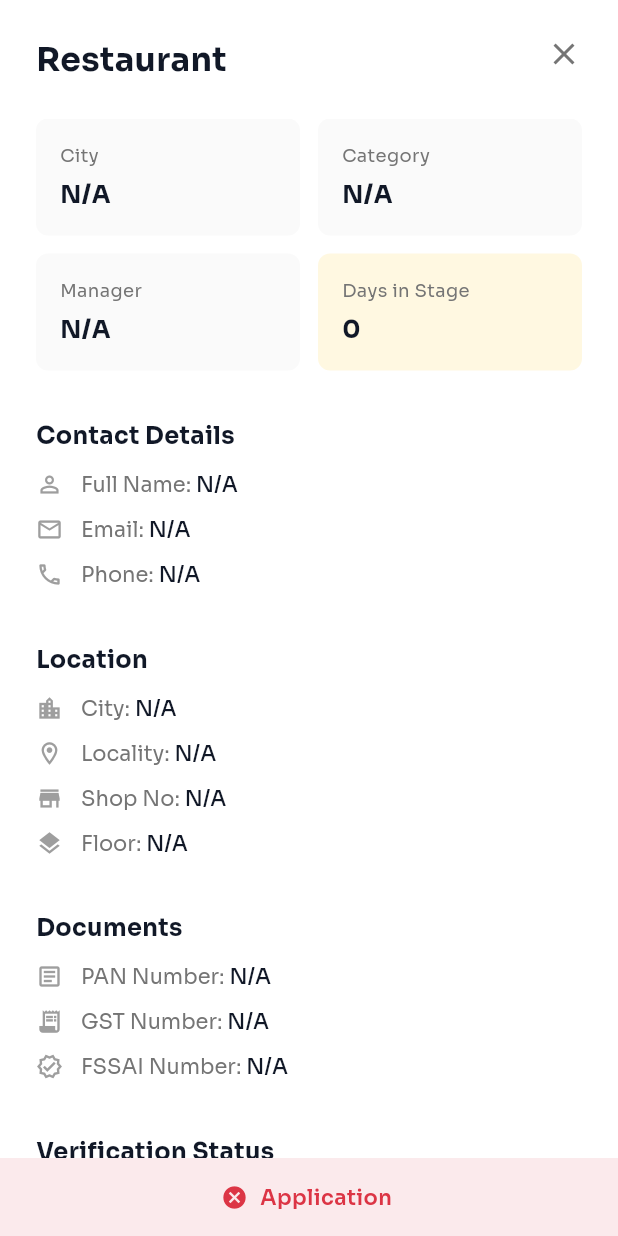
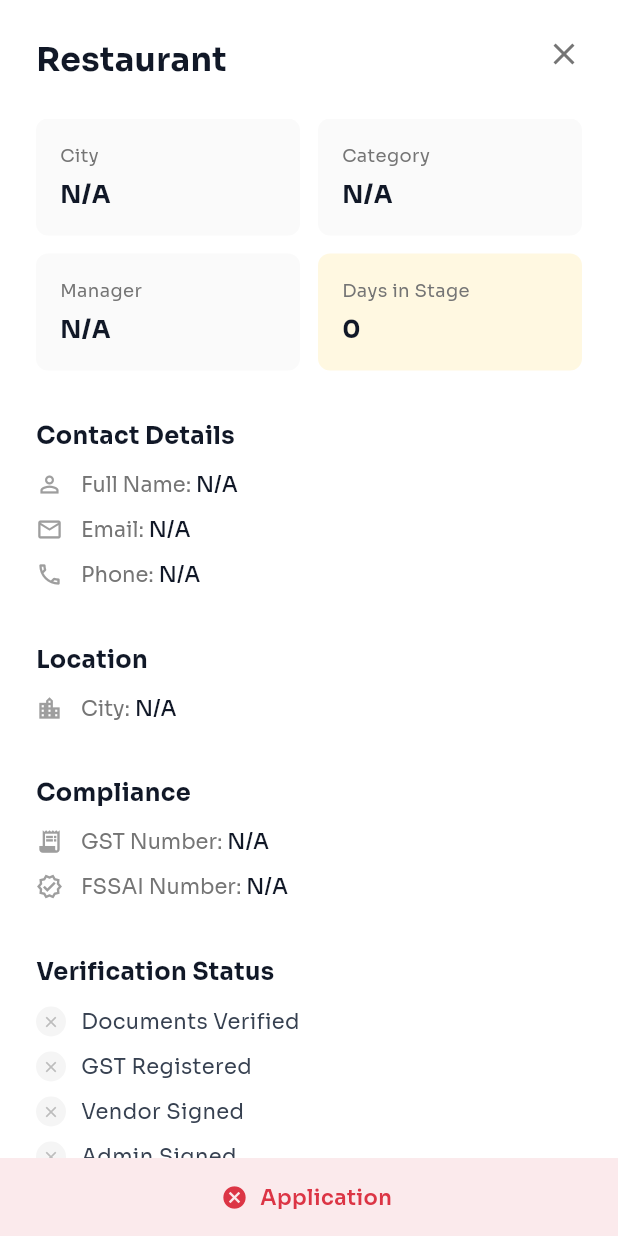
Before and after one commit to Nesat-Nayem/airmenu-parther-app, a Flutter app: the KycDetailModal widget shown alone on an empty page, opened directly with empty values, on a phone screen of 412 x 824 dp. Run offline on Flutter 3.47's test engine with Material 3 defaults, Android fonts, the phone set to English and light mode, and no system bars; our stand-ins replace bloc, cached_network_image, dartz, either_dart, equatable, fl_chart and 17 more; missing offline and left inert: dart:html, dart:js_interop, dart:ui_web; accounts and stored records are empty; network calls fail; statements that could not run were skipped.

Commit message:
onbording up

```diff
--- a/lib/features/onboarding_pipeline/data/models/kyc_submission.dart
+++ b/lib/features/onboarding_pipeline/data/models/kyc_submission.dart
@@ -19,6 +19,15 @@ class KycSubmission extends Equatable {
   final String floor;
   final String landmark;
 
+  // Address (new fields)
+  final String addressLine1;
+  final String addressLine2;
+  final String state;
+  final String pinCode;
+
+  // Owner Details
+  final String? aadhaarNumber;
+
   // Package Details
   final String packageName;
   final String packageDisplayPrice;
@@ -33,7 +42,18 @@ class KycSubmission extends Equatable {
 
   // Verification Status
   final String gstRegistered; // 'yes' or 'no'
+  final bool gstNotApplicable;
   final bool documentsVerified;
+
+  // Bank Details
+  final String? accountHolderName;
+  final String? bankAccountNumber;
+  final String? ifscCode;
+  final String? bankName;
+
+  // Promo/Referral
+  final String? referralCode;
+  final String? couponCode;
 
   // Digital Signature
   final String? signatureUrl;
@@ -66,6 +86,11 @@ class KycSubmission extends Equatable {
     this.shopNo = '',
     this.floor = '',
     this.landmark = '',
+    this.addressLine1 = '',
+    this.addressLine2 = '',
+    this.state = '',
+    this.pinCode = '',
+    this.aadhaarNumber,
     this.packageName = '',
     this.packageDisplayPrice = '',
     this.gstNumber,
@@ -75,7 +100,14 @@ class KycSubmission extends Equatable {
     this.fssaiNumber,
     this.fssaiExpiry,
     this.gstRegistered = 'no',
+    this.gstNotApplicable = false,
     this.documentsVerified = false,
+    this.accountHolderName,
+    this.bankAccountNumber,
+    this.ifscCode,
+    this.bankName,
+    this.referralCode,
+    this.couponCode,
     this.signatureUrl,
     this.agreementId,
     this.agreementStatus,
@@ -138,6 +170,11 @@ class KycSubmission extends Equatable {
       shopNo: json['shopNo']?.toString() ?? '',
       floor: json['floor']?.toString() ?? '',
       landmark: json['landmark']?.toString() ?? '',
+      addressLine1: json['addressLine1']?.toString() ?? '',
+      addressLine2: json['addressLine2']?.toString() ?? '',
+      state: json['state']?.toString() ?? '',
+      pinCode: json['pinCode']?.toString() ?? '',
+      aadhaarNumber: json['aadhaarNumber']?.toString(),
 
       // Package
       packageName: packageObj['name']?.toString() ?? '',
@@ -153,7 +190,18 @@ class KycSubmission extends Equatable {
 
       // Verification
       gstRegistered: json['gstRegistered']?.toString() ?? 'no',
+      gstNotApplicable: json['gstNotApplicable'] == true,
       documentsVerified: json['documentsVerified'] == true,
+
+      // Bank Details
+      accountHolderName: json['accountHolderName']?.toString(),
+      bankAccountNumber: json['bankAccountNumber']?.toString(),
+      ifscCode: json['ifscCode']?.toString(),
+      bankName: json['bankName']?.toString(),
+
+      // Promo/Referral
+      referralCode: json['referralCode']?.toString(),
+      couponCode: json['couponCode']?.toString(),
 
       // Digital Signature
       signatureUrl:
@@ -217,6 +265,11 @@ class KycSubmission extends Equatable {
     shopNo,
     floor,
     landmark,
+    addressLine1,
+    addressLine2,
+    state,
+    pinCode,
+    aadhaarNumber,
     packageName,
     packageDisplayPrice,
     gstNumber,
@@ -226,7 +279,14 @@ class KycSubmission extends Equatable {
     fssaiNumber,
     fssaiExpiry,
     gstRegistered,
+    gstNotApplicable,
     documentsVerified,
+    accountHolderName,
+    bankAccountNumber,
+    ifscCode,
+    bankName,
+    referralCode,
+    couponCode,
     signatureUrl,
     agreementId,
     agreementStatus,
--- a/lib/features/onboarding_pipeline/presentation/widgets/admin_adobe_signing_section.dart
+++ b/lib/features/onboarding_pipeline/presentation/widgets/admin_adobe_signing_section.dart
@@ -249,6 +249,7 @@ class _AdminAdobeSigningSectionState extends State<AdminAdobeSigningSection> {
       const SizedBox(height: 10),
 
       // Sync status button
+
       SizedBox(
         width: double.infinity,
         height: 40,
--- a/lib/features/onboarding_pipeline/presentation/widgets/kyc_detail_modal.dart
+++ b/lib/features/onboarding_pipeline/presentation/widgets/kyc_detail_modal.dart
@@ -162,20 +162,23 @@ class _KycDetailModalState extends State<KycDetailModal> {
                   // Location Details Section
                   _buildSectionTitle('Location'),
                   const SizedBox(height: 12),
+                  if (widget.kyc.addressLine1.isNotEmpty)
+                    _buildDetailRow(Icons.location_on_outlined, 'Address Line 1', widget.kyc.addressLine1),
+                  if (widget.kyc.addressLine2.isNotEmpty)
+                    _buildDetailRow(Icons.location_on_outlined, 'Address Line 2', widget.kyc.addressLine2),
                   _buildDetailRow(Icons.location_city, 'City', widget.kyc.city),
-                  _buildDetailRow(
-                    Icons.location_on_outlined,
-                    'Locality',
-                    widget.kyc.locality,
-                  ),
-                  _buildDetailRow(Icons.store, 'Shop No', widget.kyc.shopNo),
-                  _buildDetailRow(Icons.layers, 'Floor', widget.kyc.floor),
+                  if (widget.kyc.state.isNotEmpty)
+                    _buildDetailRow(Icons.map_outlined, 'State', widget.kyc.state),
+                  if (widget.kyc.pinCode.isNotEmpty)
+                    _buildDetailRow(Icons.pin_drop_outlined, 'PIN Code', widget.kyc.pinCode),
+                  if (widget.kyc.locality.isNotEmpty)
+                    _buildDetailRow(Icons.location_on_outlined, 'Locality', widget.kyc.locality),
+                  if (widget.kyc.shopNo.isNotEmpty)
+                    _buildDetailRow(Icons.store, 'Shop No', widget.kyc.shopNo),
+                  if (widget.kyc.floor.isNotEmpty)
+                    _buildDetailRow(Icons.layers, 'Floor', widget.kyc.floor),
                   if (widget.kyc.landmark.isNotEmpty)
-                    _buildDetailRow(
-                      Icons.place_outlined,
-                      'Landmark',
-                      widget.kyc.landmark,
-                    ),
+                    _buildDetailRow(Icons.place_outlined, 'Landmark', widget.kyc.landmark),
 
                   const SizedBox(height: 24),
 
@@ -223,30 +226,41 @@ class _KycDetailModalState extends State<KycDetailModal> {
                     const SizedBox(height: 24),
                   ],
 
-                  // Document Details Section
-                  _buildSectionTitle('Documents'),
+                  // Owner Details
+                  if (widget.kyc.aadhaarNumber != null && widget.kyc.aadhaarNumber!.isNotEmpty) ...[                    _buildSectionTitle('Owner Details'),
+                    const SizedBox(height: 12),
+                    _buildDetailRow(Icons.badge_outlined, 'Aadhaar Number', widget.kyc.aadhaarNumber!),
+                    const SizedBox(height: 24),
+                  ],
+
+                  // Compliance Details Section
+                  _buildSectionTitle('Compliance'),
                   const SizedBox(height: 12),
-                  _buildDetailRow(
-                    Icons.article_outlined,
-                    'PAN Number',
-                    widget.kyc.panNumber ?? 'N/A',
-                  ),
                   _buildDetailRow(
                     Icons.receipt_long,
                     'GST Number',
-                    widget.kyc.gstNumber ?? 'N/A',
+                    widget.kyc.gstNotApplicable ? 'Not Applicable' : (widget.kyc.gstNumber ?? 'N/A'),
                   ),
                   _buildDetailRow(
                     Icons.verified_outlined,
                     'FSSAI Number',
                     widget.kyc.fssaiNumber ?? 'N/A',
                   ),
-                  if (widget.kyc.fssaiExpiry != null && widget.kyc.fssaiExpiry!.isNotEmpty)
-                    _buildDetailRow(
-                      Icons.calendar_today,
-                      'FSSAI Expiry',
-                      widget.kyc.fssaiExpiry!,
-                    ),
+                  if (widget.kyc.panNumber != null && widget.kyc.panNumber!.isNotEmpty)
+                    _buildDetailRow(Icons.article_outlined, 'PAN Number', widget.kyc.panNumber!),
+
+                  // Bank Details Section
+                  if (widget.kyc.accountHolderName != null && widget.kyc.accountHolderName!.isNotEmpty) ...[                    const SizedBox(height: 24),
+                    _buildSectionTitle('Bank Details'),
+                    const SizedBox(height: 12),
+                    _buildDetailRow(Icons.person_outline, 'Account Holder', widget.kyc.accountHolderName!),
+                    if (widget.kyc.bankAccountNumber != null)
+                      _buildDetailRow(Icons.account_balance, 'Account Number', widget.kyc.bankAccountNumber!),
+                    if (widget.kyc.ifscCode != null)
+                      _buildDetailRow(Icons.code, 'IFSC Code', widget.kyc.ifscCode!),
+                    if (widget.kyc.bankName != null)
+                      _buildDetailRow(Icons.account_balance_outlined, 'Bank Name', widget.kyc.bankName!),
+                  ],
 
                   const SizedBox(height: 24),
 
```
Also changed, not shown: lib/features/my_kyc/presentation/views/my_kyc_page.dart (+86 -56 lines).
